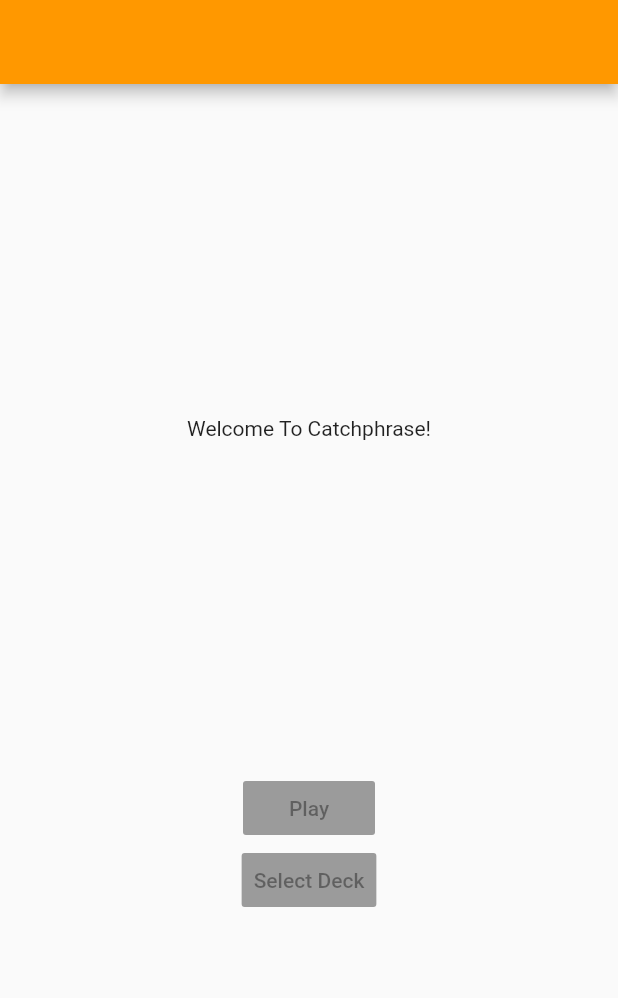
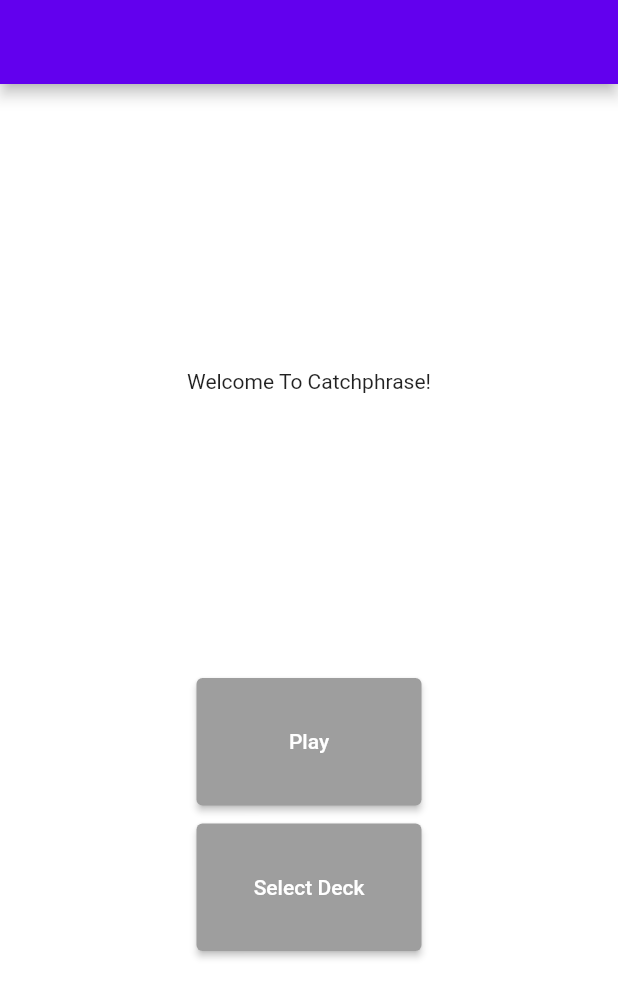
Before and after one commit to astutz96/catchphrase, a Flutter app: the screen it shows after launch, on a phone screen of 412 x 824 dp. Shown: the top 998 px of the screen. Run offline on Flutter 3.47's test engine with Material 2 defaults, Android fonts, the phone set to English and light mode, and no system bars.

Commit message:
Formatting Play anbd Select Deck Buttons

```diff
--- a/lib/home_screen.dart
+++ b/lib/home_screen.dart
@@ -1,3 +1,4 @@
+import 'package:flutter/cupertino.dart';
 import 'package:flutter/material.dart';
 
 class HomeScreen extends StatelessWidget {
@@ -10,22 +11,31 @@ class HomeScreen extends StatelessWidget {
           child: Column(
             mainAxisAlignment: MainAxisAlignment.spaceEvenly,
             children: <Widget>[
-              Padding(
-                padding: const EdgeInsets.all(8.0),
-                child: Text('Welcome To Catchphrase!'),
-              ),
+              Text('Welcome To Catchphrase!'),
               Container(
                 child: Column(
+                  mainAxisAlignment: MainAxisAlignment.spaceEvenly,
                   children: <Widget>[
-                    RaisedButton(
-                      padding: EdgeInsets.all(8.0),
-                      child: Text('Play'),
-                      onPressed: null,
+                    ConstrainedBox(
+                      constraints: BoxConstraints(
+                        minWidth: 150,
+                        minHeight: 85,
+                      ),
+                      child: ElevatedButton(
+                        child: Text('Play'),
+                        onPressed: () {},
+                      ),
                     ),
-                    RaisedButton(
-                      padding: EdgeInsets.all(8.0),
-                      child: Text('Select Deck'),
-                      onPressed: null,
+                    SizedBox(height: 12.0,),
+                    ConstrainedBox(
+                      constraints: BoxConstraints(
+                        minWidth: 150,
+                        minHeight: 85,
+                      ),
+                      child: ElevatedButton(
+                        child: Text('Select Deck'),
+                        onPressed: () {},
+                      ),
                     ),
                   ],
                 ),
--- a/lib/main.dart
+++ b/lib/main.dart
@@ -9,11 +9,19 @@ class MyApp extends StatelessWidget {
   @override
   Widget build(BuildContext context) {
     return MaterialApp(
+      home: HomeScreen(),
       title: 'Flutter Demo',
-      theme: ThemeData(
-        primarySwatch: Colors.orange,
+      theme: ThemeData.from(
+        colorScheme: ColorScheme.light(),
+      ).copyWith(
+        elevatedButtonTheme: ElevatedButtonThemeData(
+          style: ElevatedButton.styleFrom(
+            primary: Colors.grey,
+            onSurface: Colors.grey,
+            ),
+        ),
       ),
-      home: HomeScreen(),
+
     );
   }
 }
```
